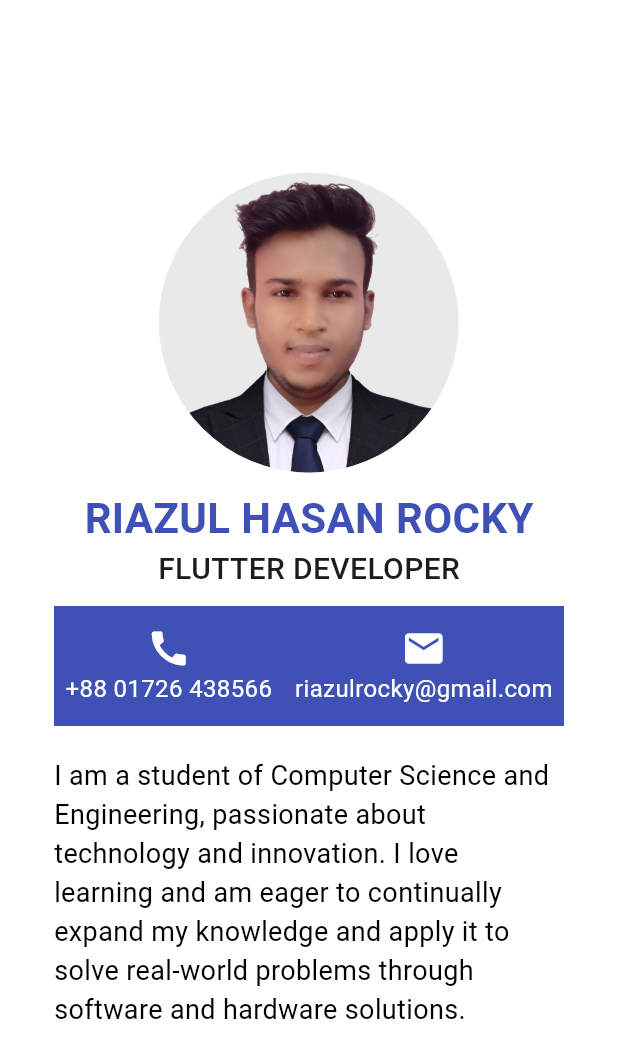
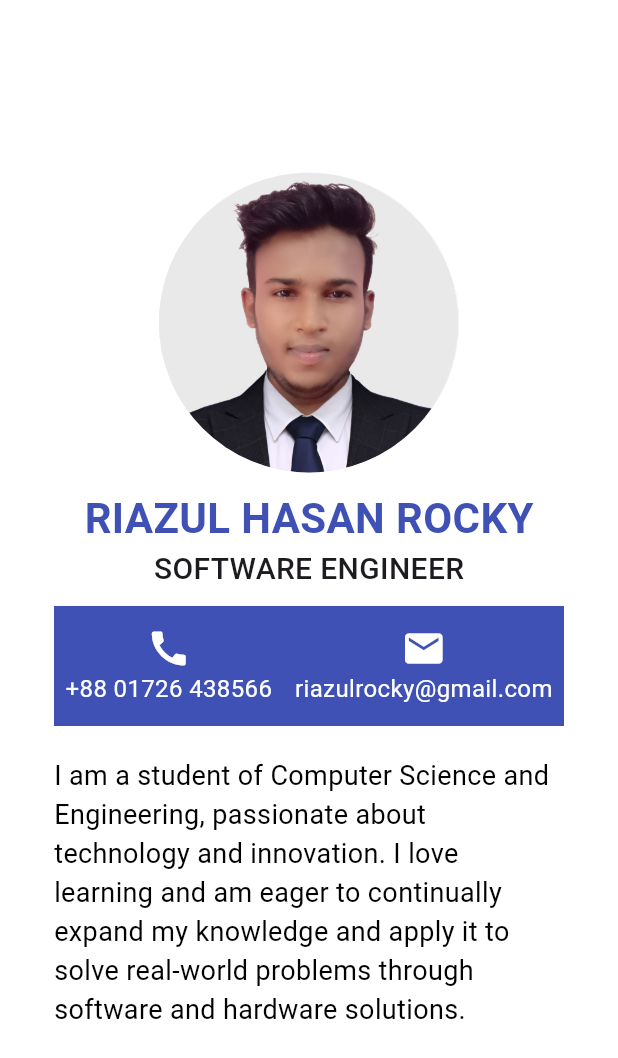
Before and after one commit to riazulrocky/visiting-card, a Flutter app: the screen it shows after launch, on a phone screen of 412 x 824 dp. Shown: the top 1058 px of the screen. Run offline on Flutter 3.47's test engine with Material 3 defaults, Android fonts, the light colour scheme and no system bars; our stand-ins replace google_fonts.

Commit message:
About me

```diff
--- a/lib/homepage.dart
+++ b/lib/homepage.dart
@@ -25,7 +25,7 @@ class homepage extends StatelessWidget {
                   color: Colors.indigo),
             ),
             Text(
-              "FLUTTER DEVELOPER",
+              "SOFTWARE ENGINEER",
               style: GoogleFonts.roboto(
                 fontSize: 20,
                 fontWeight: FontWeight.w500,
```
